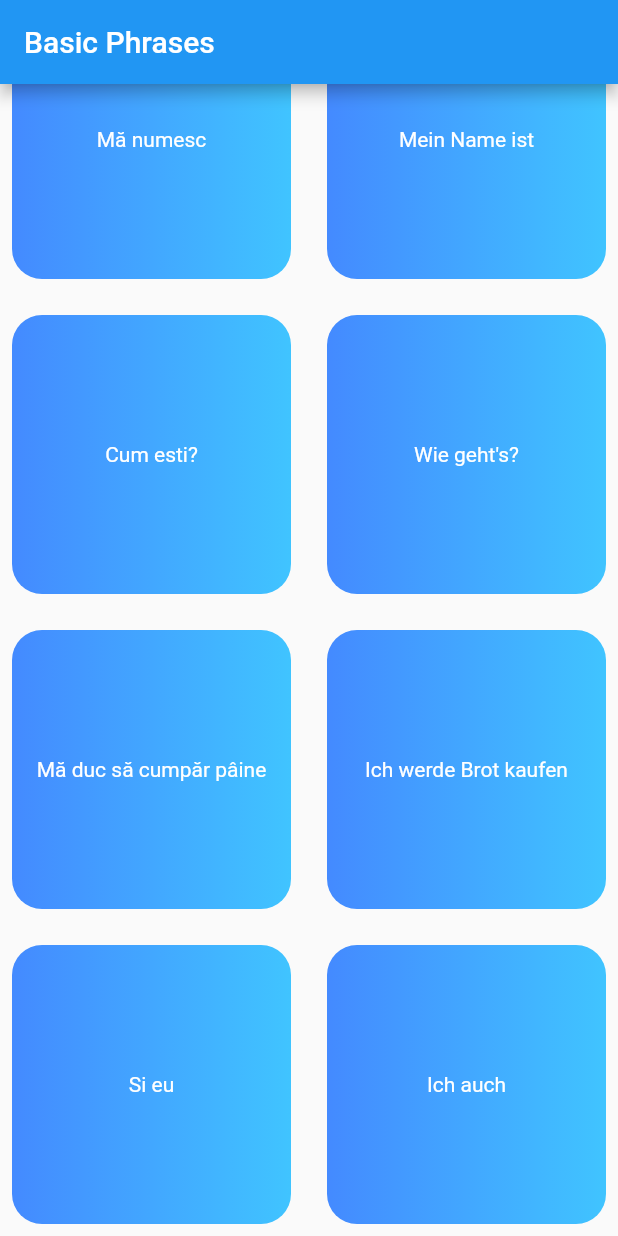
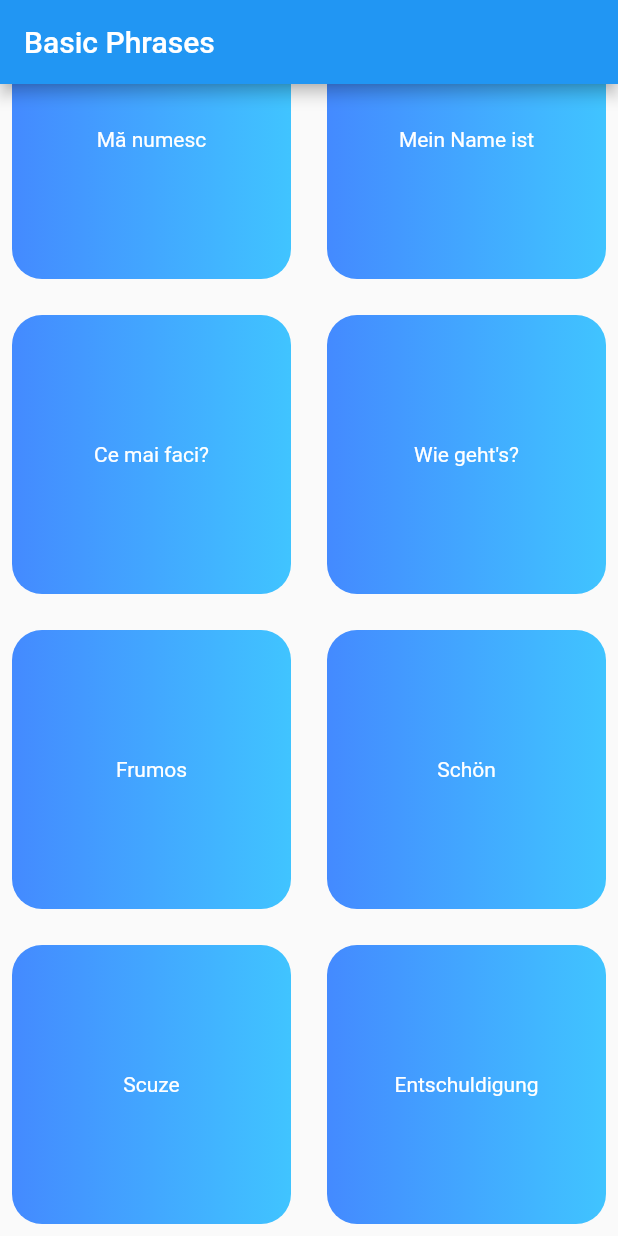
Before and after one commit to dcarpencu/basichrases, a Flutter app: the screen it shows after launch, scrolled down 274 dp, on a phone screen of 412 x 824 dp. Run offline on Flutter 3.47's test engine with Material 2 defaults, Android fonts, the phone set to English and light mode, and no system bars; our stand-ins replace just_audio.

Commit message:
added audio features for every container

```diff
--- a/lib/main.dart
+++ b/lib/main.dart
@@ -27,12 +27,25 @@ class _HomePageState extends State<HomePage> {
     'Hallo!',
     'Mă numesc',
     'Mein Name ist',
-    'Cum esti?',
+    'Ce mai faci?',
     "Wie geht's?",
-    'Mă duc să cumpăr pâine',
-    'Ich werde Brot kaufen',
-    'Si eu',
-    'Ich auch'
+    'Frumos',
+    'Schön',
+    'Scuze',
+    'Entschuldigung'
+  ];
+
+  final List sounds = [
+    'assets/salut.mp3',
+    'assets/hallo.mp3',
+    'assets/manumesc.mp3',
+    'assets/name.mp3',
+    'assets/cumesti.mp3',
+    'assets/howareu.mp3',
+    'assets/frumos.mp3',
+    'assets/beautiful.mp3',
+    'assets/scuze.mp3',
+    'assets/sorry.mp3'
   ];
 
   late AudioPlayer player;
@@ -82,7 +95,7 @@ class _HomePageState extends State<HomePage> {
                   color: Colors.transparent,
                   child: InkWell(
                       onTap: () async {
-                        await player.setAsset('german1.mp3');
+                        await player.setAsset(sounds[index]);
                         player.play();
                       },
                       borderRadius: const BorderRadius.all(Radius.circular((20)))),
--- a/pubspec.yaml
+++ b/pubspec.yaml
@@ -23,4 +23,4 @@ dev_dependencies:
 flutter:
   uses-material-design: true
   assets:
-    - assets/german1.mp3
+    - assets/
```
Also changed, not shown: 4 other files.
